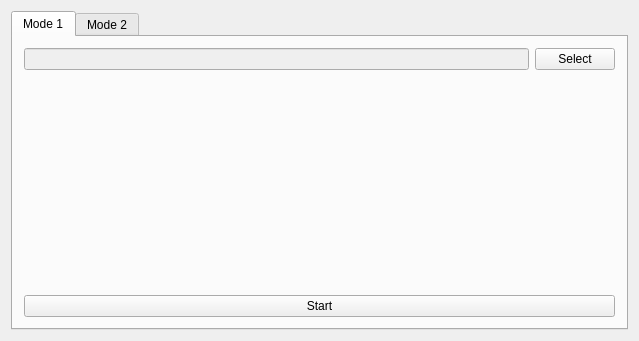
Old version of the form mainwindow.ui in the repository MusheghKh/TestingModule.
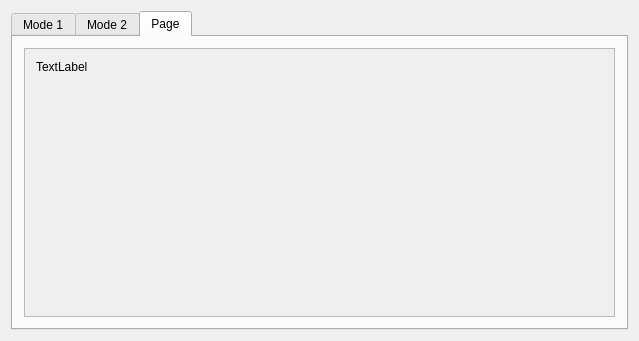
New version of the form.

```diff
--- a/mainwindow.ui
+++ b/mainwindow.ui
@@ -24,7 +24,7 @@
        <cursorShape>ArrowCursor</cursorShape>
       </property>
       <property name="currentIndex">
-       <number>0</number>
+       <number>2</number>
       </property>
       <widget class="QWidget" name="tab_1">
        <attribute name="title">
@@ -50,10 +50,9 @@
          </layout>
         </item>
         <item>
-         <layout class="QHBoxLayout" name="horizontalLayout11">
-          <property name="sizeConstraint">
-           <enum>QLayout::SetDefaultConstraint</enum>
-          </property>
+         <layout class="QGridLayout" name="charts_layout_1">
+          <item row="0" column="0">
+           <layout class="QHBoxLayout" name="horizontalLayout_4">
           <item>
            <spacer name="verticalSpacer">
             <property name="orientation">
@@ -69,6 +68,17 @@
           </item>
          </layout>
         </item>
+         </layout>
+        </item>
+        <item>
+         <layout class="QHBoxLayout" name="horizontalLayout_5">
+          <item>
+           <widget class="QPushButton" name="pushButton">
+            <property name="text">
+             <string>Update</string>
+            </property>
+           </widget>
+          </item>
         <item>
          <widget class="QPushButton" name="startButton_1">
           <property name="text">
@@ -77,6 +87,8 @@
          </widget>
         </item>
        </layout>
+        </item>
+       </layout>
       </widget>
       <widget class="QWidget" name="tab_2">
        <attribute name="title">
@@ -120,6 +132,8 @@
          </layout>
         </item>
         <item>
+         <layout class="QHBoxLayout" name="horizontalLayout_6">
+          <item>
          <spacer name="verticalSpacer_2">
           <property name="orientation">
            <enum>Qt::Vertical</enum>
@@ -132,11 +146,60 @@
           </property>
          </spacer>
         </item>
+         </layout>
+        </item>
+        <item>
+         <layout class="QHBoxLayout" name="horizontalLayout_7">
+          <item>
+           <widget class="QPushButton" name="pushButton_2">
+            <property name="text">
+             <string>Update</string>
+            </property>
+           </widget>
+          </item>
         <item>
          <widget class="QPushButton" name="startButton_2">
           <property name="text">
            <string>Start</string>
           </property>
+           </widget>
+          </item>
+         </layout>
+        </item>
+       </layout>
+      </widget>
+      <widget class="QWidget" name="tab_3">
+       <attribute name="title">
+        <string>Page</string>
+       </attribute>
+       <layout class="QGridLayout" name="gridLayout_2">
+        <item row="0" column="0">
+         <widget class="QScrollArea" name="scrollArea">
+          <property name="widgetResizable">
+           <bool>true</bool>
+          </property>
+          <widget class="QWidget" name="scrollAreaWidgetContents">
+           <property name="geometry">
+            <rect>
+             <x>0</x>
+             <y>0</y>
+             <width>595</width>
+             <height>277</height>
+            </rect>
+           </property>
+           <layout class="QGridLayout" name="gridLayout_3">
+            <item row="0" column="0">
+             <widget class="QLabel" name="info">
+              <property name="text">
+               <string>TextLabel</string>
+              </property>
+              <property name="alignment">
+               <set>Qt::AlignLeading|Qt::AlignLeft|Qt::AlignTop</set>
+              </property>
+             </widget>
+            </item>
+           </layout>
+          </widget>
          </widget>
         </item>
        </layout>
```
Lines whose indentation alone changed are shown as unchanged.
